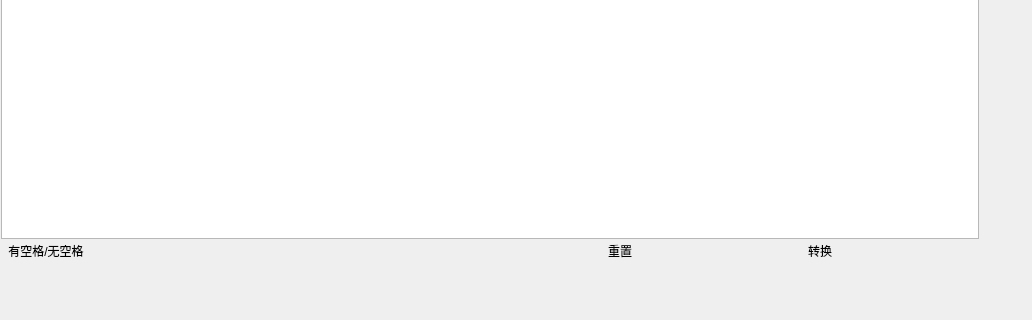
Old version of the form trans/mainwindow.ui in the repository wu-hua-guo/translate-program; both pictures show x 0 to 1032 and y 349 to 669 of the 1032 by 669 pixel window.
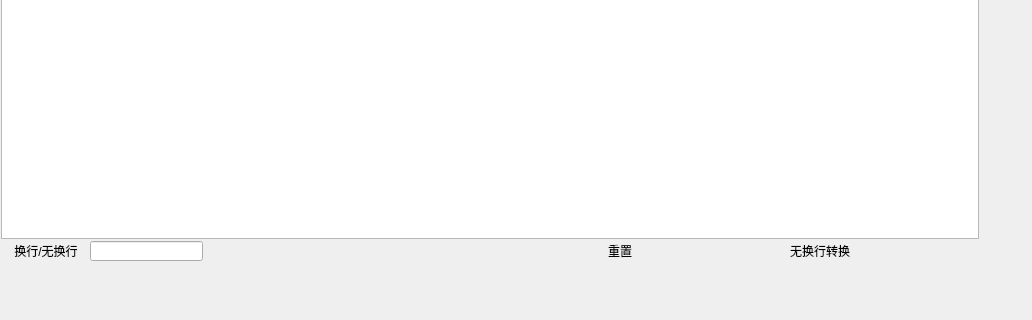
New version of the form.

The edit to the form file:
```diff
--- a/trans/mainwindow.ui
+++ b/trans/mainwindow.ui
@@ -53,7 +53,7 @@
      <string notr="true">QPushButton { background-color:rgbrgb(222, 222, 222); border-radius: 5px; color:rgb(0, 0, 0); } QPushButton:hover { background-color:rgb(0, 206, 0); border-radius: 5px; color:rgb(0, 0, 0); }</string>
     </property>
     <property name="text">
-     <string>有空格/无空格</string>
+     <string>换行/无换行</string>
     </property>
    </widget>
    <widget class="QPushButton" name="transBtn">
@@ -69,7 +69,7 @@
      <string notr="true">QPushButton {background-color:rgbrgb(222, 222, 222); border-radius: 5px; color:rgb(0, 0, 0); } QPushButton:hover { background-color:rgb(0, 206, 0); border-radius: 5px; color:rgb(0, 0, 0); }</string>
     </property>
     <property name="text">
-     <string>转换</string>
+     <string>无换行转换</string>
     </property>
    </widget>
    <widget class="QPushButton" name="resetBtn">
@@ -88,6 +88,16 @@
      <string>重置</string>
     </property>
    </widget>
+   <widget class="QLineEdit" name="deleteStrEdit">
+    <property name="geometry">
+     <rect>
+      <x>90</x>
+      <y>590</y>
+      <width>113</width>
+      <height>20</height>
+     </rect>
+    </property>
+   </widget>
   </widget>
  </widget>
  <layoutdefault spacing="6" margin="11"/>
```
